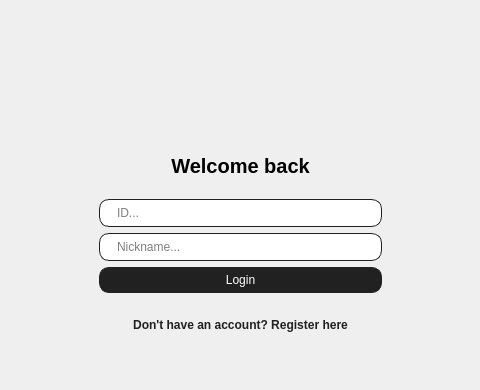
Old version of the form PWChat/client/ui/loginwindow.ui in the repository sarek167/PWChat; both pictures show x 100 to 580 and y 0 to 390 of the 709 by 491 pixel window.
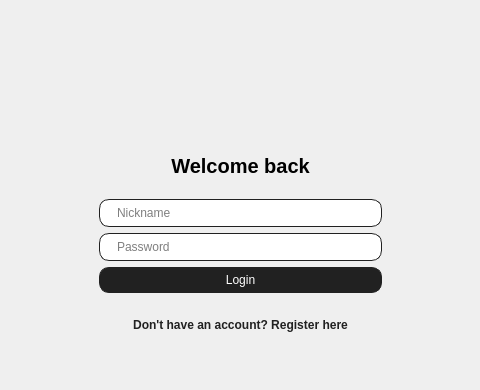
New version of the form.

The edit to the form file:
```diff
--- a/PWChat/client/ui/loginwindow.ui
+++ b/PWChat/client/ui/loginwindow.ui
@@ -79,16 +79,16 @@
        </widget>
       </item>
       <item>
-       <widget class="QLineEdit" name="editID">
+       <widget class="QLineEdit" name="editNick">
         <property name="placeholderText">
-         <string>ID...</string>
+         <string>Nickname</string>
         </property>
        </widget>
       </item>
       <item>
-       <widget class="QLineEdit" name="editNick">
+       <widget class="QLineEdit" name="editPasswordL">
         <property name="placeholderText">
-         <string>Nickname...</string>
+         <string>Password</string>
         </property>
        </widget>
       </item>
```
